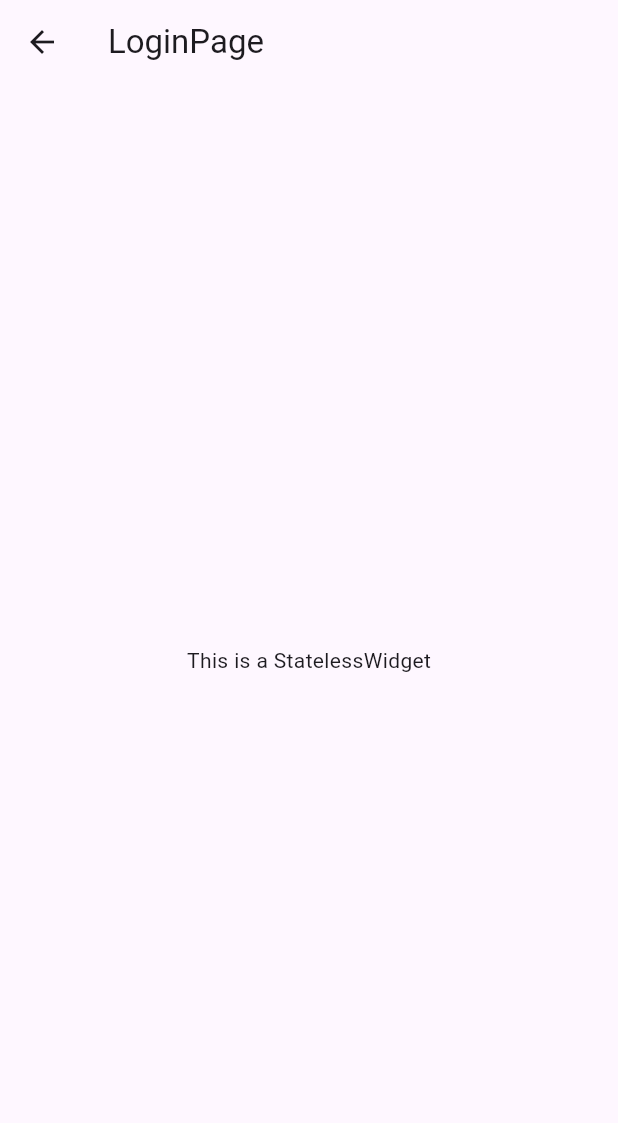
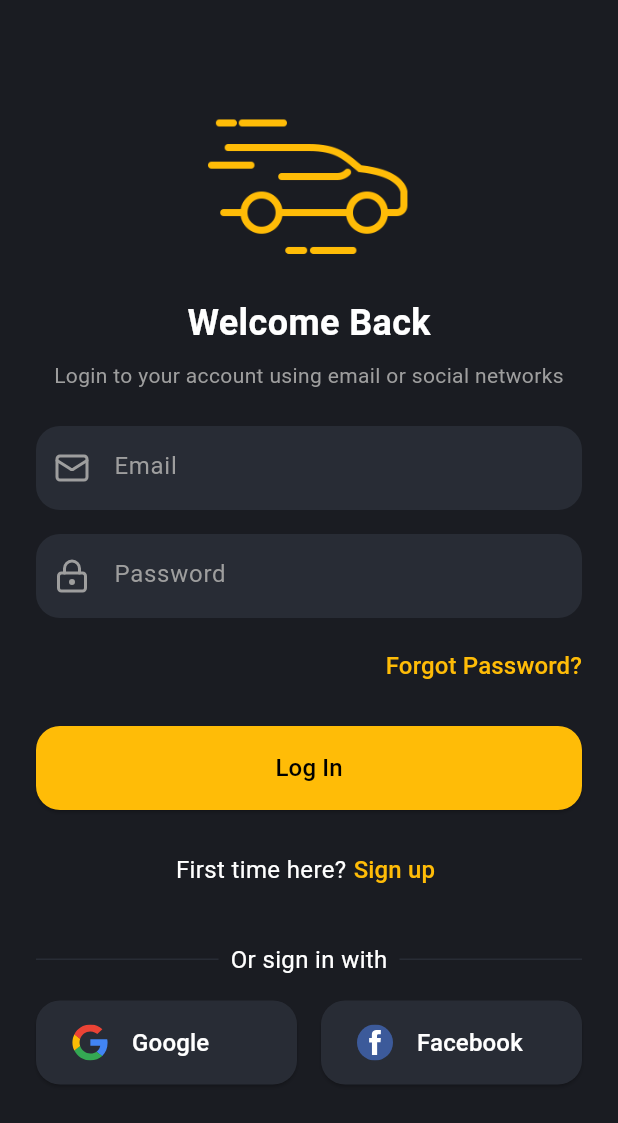
Before and after one commit to naixdevv/flutter-car-booking, a Flutter app: the LoginPage screen opened by its route, on a phone screen of 412 x 824 dp. Shown: the top 1123 px of the screen. Run offline on Flutter 3.47's test engine with Material 3 defaults, Android fonts, the phone set to English and light mode, and no system bars; our stand-ins replace flutter_svg, lucide_icons_flutter.

Commit message:
refactor: update UI auth/login_page

```diff
--- a/lib/presentation/pages/auth/login_page.dart
+++ b/lib/presentation/pages/auth/login_page.dart
@@ -1,13 +1,170 @@
 import 'package:flutter/material.dart';
+import 'package:lucide_icons_flutter/lucide_icons.dart';
+import 'package:flutter_car_booking/routes/app_routes.dart';
+import 'package:flutter_car_booking/core/theme/app_colors.dart';
+import 'package:flutter_car_booking/presentation/widgets/app_button.dart';
+import 'package:flutter_car_booking/presentation/widgets/app_text_button.dart';
+import 'package:flutter_car_booking/presentation/widgets/app_textfield.dart';
 
 class LoginPage extends StatelessWidget {
   const LoginPage({super.key});
 
   @override
   Widget build(BuildContext context) {
+    final emailController = TextEditingController();
+    final passwordController = TextEditingController();
+
     return Scaffold(
-      appBar: AppBar(title: const Text('LoginPage')),
-      body: const Center(child: Text('This is a StatelessWidget')),
+      backgroundColor: AppColors.backgroundPrimary,
+      body: SafeArea(
+        child: Padding(
+          padding: EdgeInsets.all(24),
+          child: ListView(
+            physics: BouncingScrollPhysics(),
+            children: [
+              SizedBox(height: 24),
+              Image.asset(
+                'assets/images/logo.png',
+                width: 150,
+                height: 150,
+                fit: BoxFit.contain,
+              ),
+              Center(
+                child: Column(
+                  children: [
+                    Text(
+                      'Welcome Back',
+                      style: TextStyle(
+                        color: AppColors.textPrimary,
+                        fontSize: 24,
+                        fontWeight: FontWeight.bold,
+                      ),
+                    ),
+                    SizedBox(height: 8),
+                    Text(
+                      'Login to your account using email or social networks',
+                      style: TextStyle(color: AppColors.textSecondary),
+                      textAlign: TextAlign.center,
+                    ),
+                  ],
+                ),
+              ),
+              SizedBox(height: 24),
+              AppTextField(
+                controller: emailController,
+                hintText: 'Email',
+                keyboardType: TextInputType.emailAddress,
+                prefixIcon: Icon(
+                  LucideIcons.mail,
+                  color: AppColors.iconPrimary,
+                ),
+                validator: (value) {
+                  if (value == null || value.isEmpty) {
+                    return 'Email cannot be empty';
+                  }
+                  return null;
+                },
+              ),
+              SizedBox(height: 16),
+              AppTextField(
+                controller: passwordController,
+                hintText: 'Password',
+                obscureText: true,
+                prefixIcon: Icon(
+                  LucideIcons.lockKeyhole,
+                  color: AppColors.iconPrimary,
+                ),
+                validator: (value) {
+                  if (value == null || value.isEmpty) {
+                    return 'Password cannot be empty';
+                  }
+                  return null;
+                },
+              ),
+              SizedBox(height: 8),
+              Row(
+                mainAxisAlignment: MainAxisAlignment.end,
+                children: [
+                  AppTextButton(text: 'Forgot Password?', onPressed: () {}),
+                ],
+              ),
+              SizedBox(height: 16),
+              AppButton(
+                text: 'Log In',
+                onPressed: () {},
+                type: ButtonType.primary,
+              ),
+              SizedBox(height: 16),
+              Row(
+                mainAxisAlignment: MainAxisAlignment.center,
+                children: [
+                  Text(
+                    'First time here?',
+                    style: TextStyle(
+                      color: AppColors.textPrimary,
+                      fontSize: 16,
+                    ),
+                  ),
+                  SizedBox(height: 4),
+                  AppTextButton(
+                    text: 'Sign up',
+                    onPressed: () {
+                      Navigator.pushNamed(context, AppRoutes.register);
+                    },
+                  ),
+                ],
+              ),
+              SizedBox(height: 24),
+              Row(
+                children: [
+                  Expanded(
+                    child: Divider(
+                      color: AppColors.borderSecondary,
+                      thickness: 1,
+                    ),
+                  ),
+                  Padding(
+                    padding: const EdgeInsets.symmetric(horizontal: 8.0),
+                    child: Text(
+                      'Or sign in with',
+                      style: TextStyle(
+                        color: AppColors.textPrimary,
+                        fontSize: 16,
+                      ),
+                    ),
+                  ),
+                  Expanded(
+                    child: Divider(
+                      color: AppColors.borderSecondary,
+                      thickness: 1,
+                    ),
+                  ),
+                ],
+              ),
+              SizedBox(height: 16),
+              Row(
+                children: [
+                  Expanded(
+                    child: AppButton(
+                      text: 'Google',
+                      onPressed: () {},
+                      type: ButtonType.google,
+                    ),
+                  ),
+                  SizedBox(width: 16),
+                  Expanded(
+                    child: AppButton(
+                      text: 'Facebook',
+                      onPressed: () {},
+                      type: ButtonType.facebook,
+                    ),
+                  ),
+                ],
+              ),
+            ],
+          ),
+        ),
+      ),
     );
   }
 }
```
